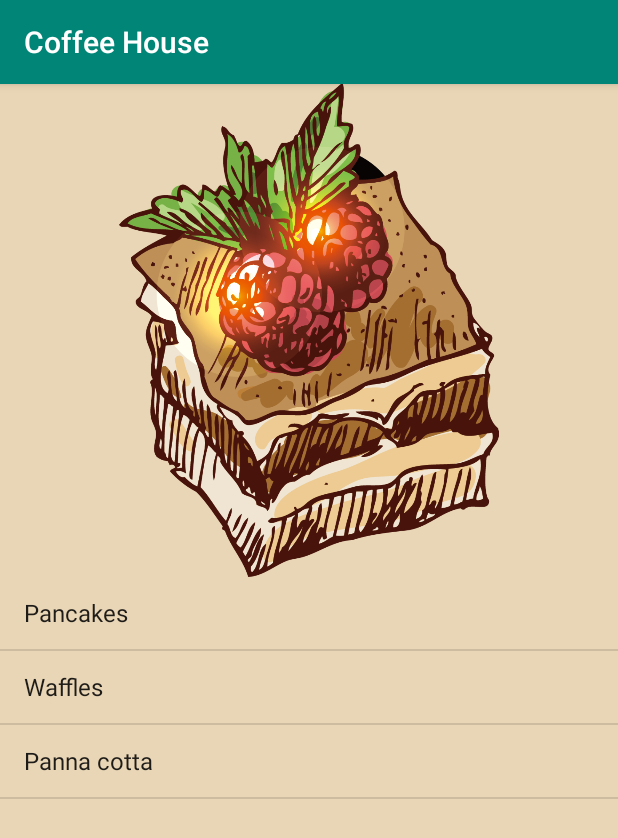
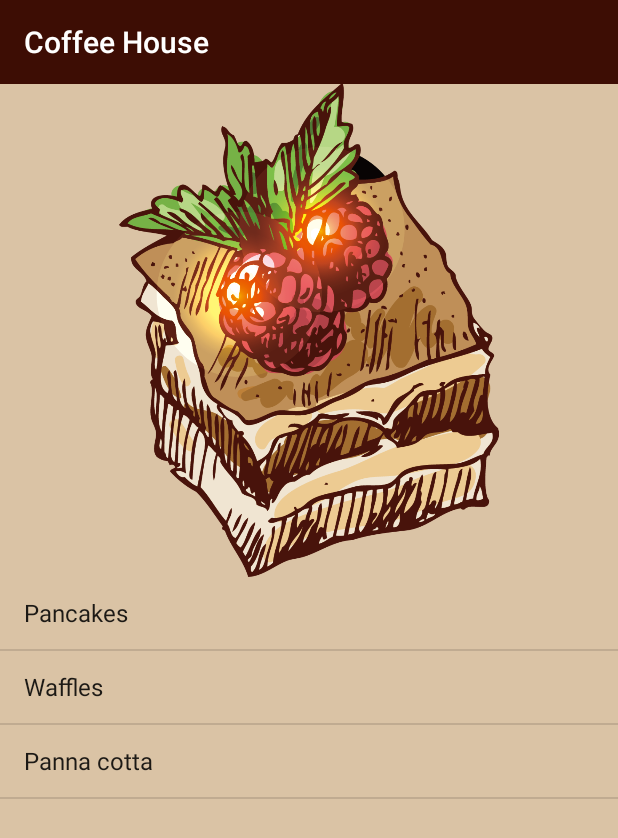
Before and after one commit to Julia-Anish/CoffeeHouse, an Android app: the screen it shows after launch (FoodMenu), after a tap on "Food", on a phone screen of 412 x 824 dp. Shown: the top 838 px of the screen. Run offline under Robolectric (Android 15) with nearby library versions, the phone set to English and light mode, and no system bars.

Commit message:
Add toolbar

```diff
--- a/app/src/main/java/com/example/coffeehouse/DrinkMenu.java
+++ b/app/src/main/java/com/example/coffeehouse/DrinkMenu.java
@@ -1,6 +1,7 @@
 package com.example.coffeehouse;
 
 import androidx.appcompat.app.AppCompatActivity;
+import androidx.appcompat.widget.Toolbar;
 
 import android.content.Intent;
 import android.os.Bundle;
@@ -15,6 +16,8 @@ public class DrinkMenu extends AppCompatActivity {
     protected void onCreate(Bundle savedInstanceState) {
         super.onCreate(savedInstanceState);
         setContentView(R.layout.activity_drink_menu);
+        Toolbar toolbar = (Toolbar)findViewById(R.id.toolbar);
+        setSupportActionBar(toolbar);
 
         ArrayAdapter<Drink> listAdapter = new ArrayAdapter<>(
                 this,
--- a/app/src/main/java/com/example/coffeehouse/FoodMenu.java
+++ b/app/src/main/java/com/example/coffeehouse/FoodMenu.java
@@ -1,6 +1,7 @@
 package com.example.coffeehouse;
 
 import androidx.appcompat.app.AppCompatActivity;
+import androidx.appcompat.widget.Toolbar;
 
 import android.content.Intent;
 import android.os.Bundle;
@@ -15,6 +16,8 @@ public class FoodMenu extends AppCompatActivity {
     protected void onCreate(Bundle savedInstanceState) {
         super.onCreate(savedInstanceState);
         setContentView(R.layout.activity_food_menu);
+        Toolbar toolbar = (Toolbar)findViewById(R.id.toolbar);
+        setSupportActionBar(toolbar);
 
         ArrayAdapter<Food> listAdapter = new ArrayAdapter<>(
                 this,
--- a/app/src/main/java/com/example/coffeehouse/MainActivity.java
+++ b/app/src/main/java/com/example/coffeehouse/MainActivity.java
@@ -1,6 +1,7 @@
 package com.example.coffeehouse;
 
 import androidx.appcompat.app.AppCompatActivity;
+import androidx.appcompat.widget.Toolbar;
 
 import android.content.Intent;
 import android.os.Bundle;
@@ -14,6 +15,10 @@ public class MainActivity extends AppCompatActivity {
     protected void onCreate(Bundle savedInstanceState) {
         super.onCreate(savedInstanceState);
         setContentView(R.layout.activity_main);
+
+        Toolbar toolbar = (Toolbar)findViewById(R.id.toolbar);
+        setSupportActionBar(toolbar);
+
 
         AdapterView.OnItemClickListener itemClickListener = new AdapterView.OnItemClickListener() {
             @Override
--- a/app/src/main/java/com/example/coffeehouse/ParticularDrink.java
+++ b/app/src/main/java/com/example/coffeehouse/ParticularDrink.java
@@ -1,6 +1,7 @@
 package com.example.coffeehouse;
 
 import androidx.appcompat.app.AppCompatActivity;
+import androidx.appcompat.widget.Toolbar;
 
 import android.content.Intent;
 import android.os.Bundle;
@@ -15,6 +16,8 @@ public class ParticularDrink extends AppCompatActivity {
     protected void onCreate(Bundle savedInstanceState) {
         super.onCreate(savedInstanceState);
         setContentView(R.layout.particular_drink);
+        Toolbar toolbar = (Toolbar)findViewById(R.id.toolbar);
+        setSupportActionBar(toolbar);
 
         int drinkId = (Integer)getIntent().getExtras().get(EXTRA_DRINKID);
         Drink drink = Drink.drinks[drinkId];
--- a/app/src/main/java/com/example/coffeehouse/ParticularFood.java
+++ b/app/src/main/java/com/example/coffeehouse/ParticularFood.java
@@ -1,6 +1,7 @@
 package com.example.coffeehouse;
 
 import androidx.appcompat.app.AppCompatActivity;
+import androidx.appcompat.widget.Toolbar;
 
 import android.os.Bundle;
 import android.widget.ImageView;
@@ -14,6 +15,8 @@ public class ParticularFood extends AppCompatActivity {
     protected void onCreate(Bundle savedInstanceState) {
         super.onCreate(savedInstanceState);
         setContentView(R.layout.particular_food);
+        Toolbar toolbar = (Toolbar)findViewById(R.id.toolbar);
+        setSupportActionBar(toolbar);
 
         int foodId = (Integer)getIntent().getExtras().get(EXTRA_FOODID);
         Food food = Food.dessert[foodId];
--- a/app/src/main/java/com/example/coffeehouse/ProfitableOffer.java
+++ b/app/src/main/java/com/example/coffeehouse/ProfitableOffer.java
@@ -1,6 +1,7 @@
 package com.example.coffeehouse;
 
 import androidx.appcompat.app.AppCompatActivity;
+import androidx.appcompat.widget.Toolbar;
 
 import android.os.Bundle;
 
@@ -10,5 +11,7 @@ public class ProfitableOffer extends AppCompatActivity {
     protected void onCreate(Bundle savedInstanceState) {
         super.onCreate(savedInstanceState);
         setContentView(R.layout.activity_profitable_offer);
+        Toolbar toolbar = (Toolbar)findViewById(R.id.toolbar);
+        setSupportActionBar(toolbar);
     }
 }
--- a/app/src/main/res/layout/activity_drink_menu.xml
+++ b/app/src/main/res/layout/activity_drink_menu.xml
@@ -8,6 +8,9 @@
     tools:context=".DrinkMenu"
     android:orientation="vertical"
     android:background="@color/colorAccent">
+    <include
+        layout="@layout/toolbar_main"
+        android:id="@+id/toolbar" />
 
 
     <ImageView
--- a/app/src/main/res/layout/activity_food_menu.xml
+++ b/app/src/main/res/layout/activity_food_menu.xml
@@ -8,6 +8,9 @@
     tools:context=".FoodMenu"
     android:orientation="vertical"
     android:background="@color/colorAccent">
+    <include
+        layout="@layout/toolbar_main"
+        android:id="@+id/toolbar" />
 
 
     <ImageView
--- a/app/src/main/res/layout/activity_main.xml
+++ b/app/src/main/res/layout/activity_main.xml
@@ -7,6 +7,9 @@
     android:background="@color/colorAccent"
     android:orientation="vertical"
     tools:context=".MainActivity">
+    <include
+        layout="@layout/toolbar_main"
+        android:id="@+id/toolbar" />
 
     <ImageView
         android:id="@+id/imageView"
--- a/app/src/main/res/layout/activity_profitable_offer.xml
+++ b/app/src/main/res/layout/activity_profitable_offer.xml
@@ -5,5 +5,8 @@
     android:layout_width="match_parent"
     android:layout_height="match_parent"
     tools:context=".ProfitableOffer">
+    <include
+        layout="@layout/toolbar_main"
+        android:id="@+id/toolbar" />
 
 </androidx.constraintlayout.widget.ConstraintLayout>
--- a/app/src/main/res/layout/particular_drink.xml
+++ b/app/src/main/res/layout/particular_drink.xml
@@ -8,6 +8,9 @@
     tools:context=".ParticularDrink"
     android:orientation="vertical"
     android:background="@color/colorAccent">
+    <include
+        layout="@layout/toolbar_main"
+        android:id="@+id/toolbar" />
 
 
     <ImageView
--- a/app/src/main/res/layout/particular_food.xml
+++ b/app/src/main/res/layout/particular_food.xml
@@ -7,6 +7,9 @@
     tools:context=".ParticularFood"
     android:orientation="vertical"
     android:background="@color/colorAccent">
+    <include
+        layout="@layout/toolbar_main"
+        android:id="@+id/toolbar" />
 
 
     <ImageView
--- /dev/null
+++ b/app/src/main/res/layout/toolbar_main.xml
@@ -0,0 +1,10 @@
+<?xml version="1.0" encoding="utf-8"?>
+
+
+    <androidx.appcompat.widget.Toolbar
+        xmlns:android="http://schemas.android.com/apk/res/android"
+        android:layout_width="match_parent"
+        android:layout_height="wrap_content"
+        android:background="?attr/colorPrimary"
+        android:minHeight="?attr/actionBarSize"
+        android:theme="@style/ThemeOverlay.AppCompat.Dark.ActionBar" />
--- a/app/src/main/res/values/colors.xml
+++ b/app/src/main/res/values/colors.xml
@@ -1,6 +1,6 @@
 <?xml version="1.0" encoding="utf-8"?>
 <resources>
-    <color name="colorPrimary">#008577</color>
-    <color name="colorPrimaryDark">#00574B</color>
-    <color name="colorAccent">#E9D6B6</color>
+    <color name="colorPrimary">#3D0D04</color>
+    <color name="colorPrimaryDark">#160101</color>
+    <color name="colorAccent">#DAC3A5</color>
 </resources>
--- a/app/src/main/res/values/styles.xml
+++ b/app/src/main/res/values/styles.xml
@@ -1,7 +1,7 @@
 <resources>
 
     <!-- Base application theme. -->
-    <style name="AppTheme" parent="Theme.AppCompat.Light.DarkActionBar">
+    <style name="AppTheme" parent="Theme.AppCompat.Light.NoActionBar">
         <!-- Customize your theme here. -->
         <item name="colorPrimary">@color/colorPrimary</item>
         <item name="colorPrimaryDark">@color/colorPrimaryDark</item>
```
